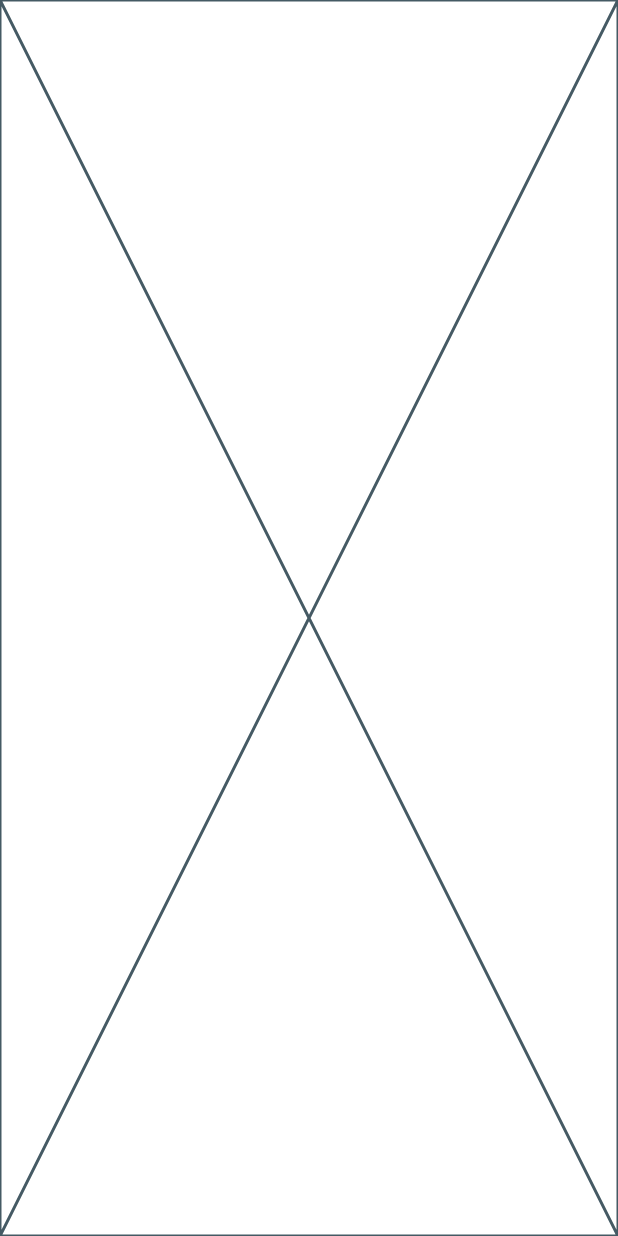
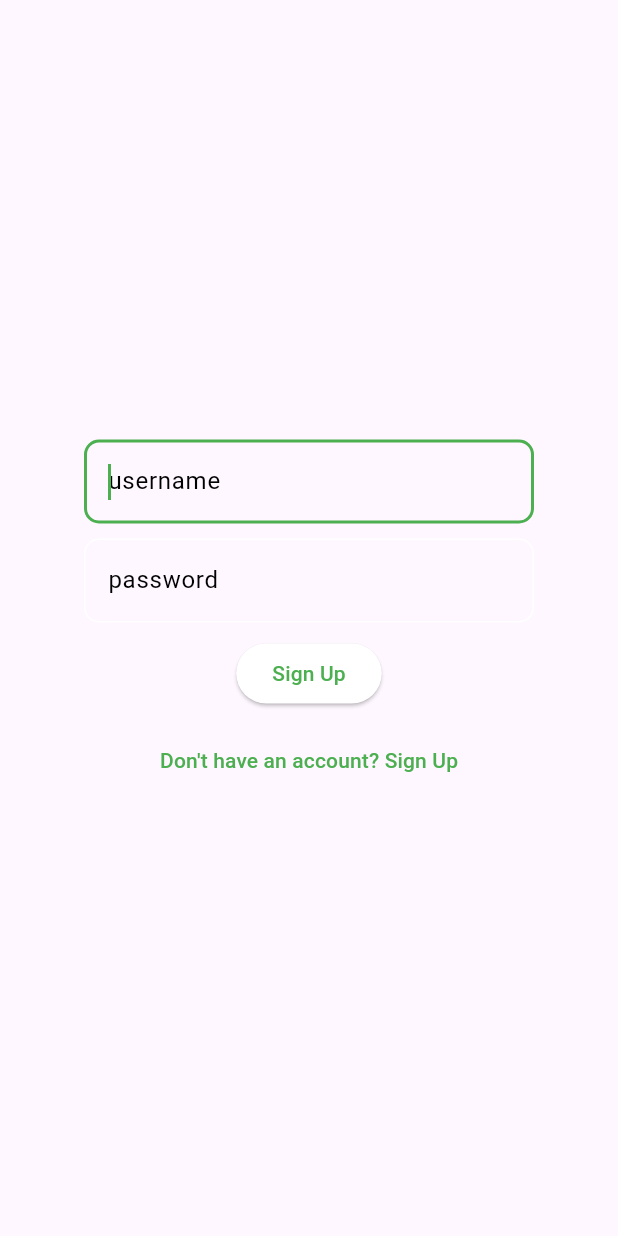
Before and after one commit to roundspecs/blog-app, a Flutter app: the screen it shows after launch, on a phone screen of 412 x 824 dp. Run offline on Flutter 3.47's test engine with Material 3 defaults, Android fonts, the phone set to English and light mode, and no system bars; our stand-ins replace go_router.

Commit message:
feat: auth ui

```diff
--- a/flutter_app/lib/app.dart
+++ b/flutter_app/lib/app.dart
@@ -1,15 +1,16 @@
 import 'package:flutter/material.dart';
 import 'package:flutter_app/core/constants/theme_constants.dart';
+import 'package:flutter_app/core/router/router.dart';
 
 class App extends StatelessWidget {
   const App({super.key});
 
   @override
   Widget build(BuildContext context) {
-    return MaterialApp(
+    return MaterialApp.router(
       title: 'Blog App',
       theme: ThemeConstants.themeData,
-      home: const Placeholder(),
+      routerConfig: router,
     );
   }
 }
--- a/flutter_app/lib/core/constants/theme_constants.dart
+++ b/flutter_app/lib/core/constants/theme_constants.dart
@@ -1,9 +1,14 @@
 import 'package:flutter/material.dart';
 
 class ThemeConstants {
-  static ThemeData themeData = ThemeData.dark().copyWith(
+  static ThemeData themeData = ThemeData().copyWith(
     colorScheme: ColorScheme.fromSwatch(
       primarySwatch: Colors.green,
     ),
+    inputDecorationTheme: InputDecorationTheme(
+      border: OutlineInputBorder(
+        borderRadius: BorderRadius.circular(10),
+      ),
+    ),
   );
 }
--- /dev/null
+++ b/flutter_app/lib/core/router/app_router.dart
@@ -0,0 +1,18 @@
+import 'package:go_router/go_router.dart';
+
+import '../../features/auth/presentation/screens/screens.dart';
+
+// GoRouter configuration
+final router = GoRouter(
+  initialLocation: LoginPage.route,
+  routes: <RouteBase>[
+    GoRoute(
+      path: SignupPage.route,
+      builder: (context, state) => const SignupPage(),
+    ),
+    GoRoute(
+      path: LoginPage.route,
+      builder: (context, state) => const LoginPage(),
+    ),
+  ],
+);
--- /dev/null
+++ b/flutter_app/lib/core/router/router.dart
@@ -0,0 +1 @@
+export 'app_router.dart';
--- /dev/null
+++ b/flutter_app/lib/features/auth/presentation/screens/login_page.dart
@@ -0,0 +1,65 @@
+import 'package:flutter/material.dart';
+import 'package:flutter_app/features/auth/presentation/screens/signup_page.dart';
+import 'package:go_router/go_router.dart';
+
+class LoginPage extends StatefulWidget {
+  static const String route = '/login';
+  const LoginPage({super.key});
+
+  @override
+  State<LoginPage> createState() => _LoginPageState();
+}
+
+class _LoginPageState extends State<LoginPage> {
+  final TextEditingController _usernameController = TextEditingController();
+  final TextEditingController _passwordController = TextEditingController();
+  final formKey = GlobalKey<FormState>();
+
+  @override
+  Widget build(BuildContext context) {
+    return Scaffold(
+      body: Center(
+        child: Container(
+          constraints: BoxConstraints.loose(const Size(300, double.infinity)),
+          child: Form(
+            key: formKey,
+            child: Column(
+              mainAxisAlignment: MainAxisAlignment.center,
+              children: [
+                TextFormField(
+                  autofocus: true,
+                  decoration: const InputDecoration(
+                    hintText: 'username',
+                  ),
+                  controller: _usernameController,
+                ),
+                const SizedBox(height: 10),
+                TextFormField(
+                  decoration: const InputDecoration(
+                    hintText: 'password',
+                  ),
+                  obscureText: true,
+                  controller: _passwordController,
+                ),
+                const SizedBox(height: 10),
+                ElevatedButton(onPressed: () {}, child: const Text('Sign Up')),
+                const SizedBox(height: 10),
+                TextButton(
+                  onPressed: () => context.go(SignupPage.route),
+                  child: const Text('Don\'t have an account? Sign Up'),
+                ),
+              ],
+            ),
+          ),
+        ),
+      ),
+    );
+  }
+
+  @override
+  void dispose() {
+    _usernameController.dispose();
+    _passwordController.dispose();
+    super.dispose();
+  }
+}
--- /dev/null
+++ b/flutter_app/lib/features/auth/presentation/screens/screens.dart
@@ -0,0 +1,2 @@
+export 'login_page.dart';
+export 'signup_page.dart';
--- a/flutter_app/pubspec.yaml
+++ b/flutter_app/pubspec.yaml
@@ -35,6 +35,8 @@ dependencies:
   # The following adds the Cupertino Icons font to your application.
   # Use with the CupertinoIcons class for iOS style icons.
   cupertino_icons: ^1.0.6
+  go_router: ^14.2.1
+  supabase_flutter: ^2.5.9
 
 dev_dependencies:
   flutter_test:
```
Also changed, not shown: flutter_app/lib/features/auth/presentation/screens/signup_page.dart (added, +77 -0 lines), flutter_app/pubspec.lock, 5 other files.
